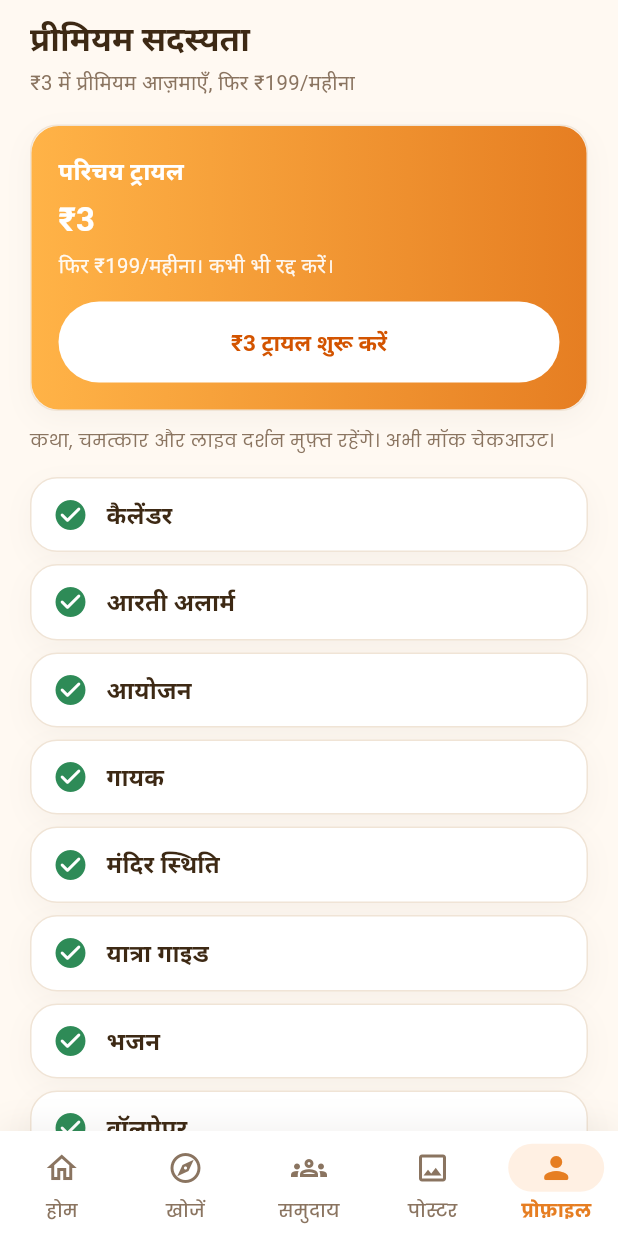
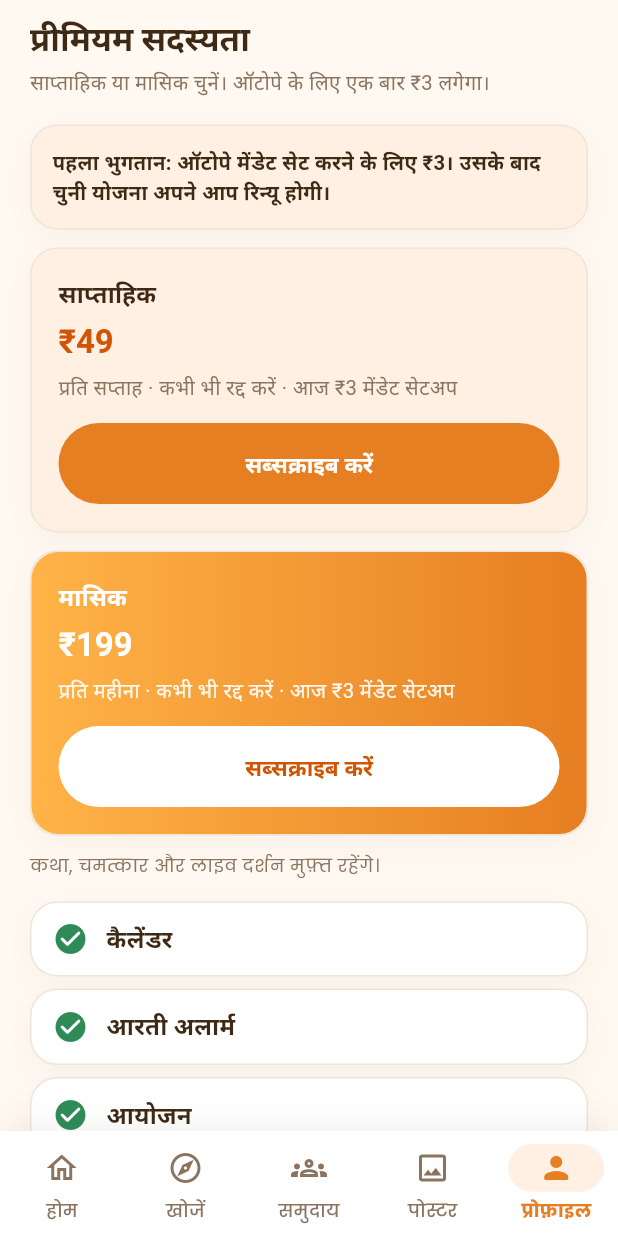
Before and after one commit to praveen-singh01/Khatushyam-superapp, a Flutter app: the screen it shows once a user with an empty profile is signed in, item 5 of the bottom bar chosen, on a phone screen of 412 x 824 dp. Run offline on Flutter 3.47's test engine with Material 3 defaults, Android fonts, the phone set to English and light mode, and no system bars; our stand-ins replace cached_network_image, dio, equatable, firebase_auth, firebase_core, firebase_messaging and 9 more; missing offline and left inert: google_mlkit_selfie_segmentation, razorpay_flutter; accounts and stored records are empty; network calls fail.

Commit message:
Show ₹49/₹199 plans; use ₹3 only as Razorpay mandate addon.
Co-authored-by: Cursor <cursoragent@cursor.com>

```diff
--- a/frontend/lib/core/l10n/app_hi.arb
+++ b/frontend/lib/core/l10n/app_hi.arb
@@ -34,7 +34,7 @@
   "liveDarshanWatchCta": "लाइव देखें",
   "paywallTitle": "प्रीमियम सदस्यता",
   "paywallSubtitle": "मासिक योजना से भक्ति सेवाएँ खोलें",
-  "paywallSubtitleTrial": "₹3 में प्रीमियम आज़माएँ, फिर ₹199/महीना",
+  "paywallSubtitleTrial": "साप्ताहिक या मासिक चुनें। ऑटोपे के लिए एक बार ₹3 लगेगा।",
   "paywallSubtitleReturn": "प्रीमियम के लिए साप्ताहिक या मासिक योजना चुनें",
   "paywallCta": "मासिक योजना शुरू करें",
   "paywallTrialTitle": "परिचय ट्रायल",
@@ -48,10 +48,17 @@
   },
   "paywallTrialCta": "₹3 ट्रायल शुरू करें",
   "paywallSubscribeCta": "सब्सक्राइब करें",
+  "paywallMandateNote": "पहला भुगतान: ऑटोपे मेंडेट सेट करने के लिए ₹3। उसके बाद चुनी योजना अपने आप रिन्यू होगी।",
+  "paywallMandateAddon": "आज ₹{amount} मेंडेट सेटअप",
+  "@paywallMandateAddon": {
+    "placeholders": {
+      "amount": { "type": "int" }
+    }
+  },
   "paywallPerWeek": "प्रति सप्ताह",
   "paywallPerMonth": "प्रति महीना",
   "paywallCancelAnytime": "कभी भी रद्द करें",
-  "paywallNote": "कथा, चमत्कार और लाइव दर्शन मुफ़्त रहेंगे। अभी मॉक चेकआउट।",
+  "paywallNote": "कथा, चमत्कार और लाइव दर्शन मुफ़्त रहेंगे।",
   "lockedTitle": "सदस्यता आवश्यक",
   "lockedMessage": "यह सुविधा मासिक सदस्यता से खुलती है।",
   "unlockCta": "योजना देखें",
--- a/frontend/lib/core/l10n/app_localizations.dart
+++ b/frontend/lib/core/l10n/app_localizations.dart
@@ -302,7 +302,7 @@ abstract class AppLocalizations {
   /// No description provided for @paywallSubtitleTrial.
   ///
   /// In hi, this message translates to:
-  /// **'₹3 में प्रीमियम आज़माएँ, फिर ₹199/महीना'**
+  /// **'साप्ताहिक या मासिक चुनें। ऑटोपे के लिए एक बार ₹3 लगेगा।'**
   String get paywallSubtitleTrial;
 
   /// No description provided for @paywallSubtitleReturn.
@@ -353,6 +353,18 @@ abstract class AppLocalizations {
   /// **'सब्सक्राइब करें'**
   String get paywallSubscribeCta;
 
+  /// No description provided for @paywallMandateNote.
+  ///
+  /// In hi, this message translates to:
+  /// **'पहला भुगतान: ऑटोपे मेंडेट सेट करने के लिए ₹3। उसके बाद चुनी योजना अपने आप रिन्यू होगी।'**
+  String get paywallMandateNote;
+
+  /// No description provided for @paywallMandateAddon.
+  ///
+  /// In hi, this message translates to:
+  /// **'आज ₹{amount} मेंडेट सेटअप'**
+  String paywallMandateAddon(int amount);
+
   /// No description provided for @paywallPerWeek.
   ///
   /// In hi, this message translates to:
@@ -374,7 +386,7 @@ abstract class AppLocalizations {
   /// No description provided for @paywallNote.
   ///
   /// In hi, this message translates to:
-  /// **'कथा, चमत्कार और लाइव दर्शन मुफ़्त रहेंगे। अभी मॉक चेकआउट।'**
+  /// **'कथा, चमत्कार और लाइव दर्शन मुफ़्त रहेंगे।'**
   String get paywallNote;
 
   /// No description provided for @lockedTitle.
--- a/frontend/lib/core/l10n/app_localizations_hi.dart
+++ b/frontend/lib/core/l10n/app_localizations_hi.dart
@@ -111,7 +111,7 @@ class AppLocalizationsHi extends AppLocalizations {
   String get paywallSubtitle => 'मासिक योजना से भक्ति सेवाएँ खोलें';
 
   @override
-  String get paywallSubtitleTrial => '₹3 में प्रीमियम आज़माएँ, फिर ₹199/महीना';
+  String get paywallSubtitleTrial => 'साप्ताहिक या मासिक चुनें। ऑटोपे के लिए एक बार ₹3 लगेगा।';
 
   @override
   String get paywallSubtitleReturn => 'प्रीमियम के लिए साप्ताहिक या मासिक योजना चुनें';
@@ -140,6 +140,14 @@ class AppLocalizationsHi extends AppLocalizations {
   String get paywallSubscribeCta => 'सब्सक्राइब करें';
 
   @override
+  String get paywallMandateNote => 'पहला भुगतान: ऑटोपे मेंडेट सेट करने के लिए ₹3। उसके बाद चुनी योजना अपने आप रिन्यू होगी।';
+
+  @override
+  String paywallMandateAddon(int amount) {
+    return 'आज ₹$amount मेंडेट सेटअप';
+  }
+
+  @override
   String get paywallPerWeek => 'प्रति सप्ताह';
 
   @override
@@ -149,7 +157,7 @@ class AppLocalizationsHi extends AppLocalizations {
   String get paywallCancelAnytime => 'कभी भी रद्द करें';
 
   @override
-  String get paywallNote => 'कथा, चमत्कार और लाइव दर्शन मुफ़्त रहेंगे। अभी मॉक चेकआउट।';
+  String get paywallNote => 'कथा, चमत्कार और लाइव दर्शन मुफ़्त रहेंगे।';
 
   @override
   String get lockedTitle => 'सदस्यता आवश्यक';
--- a/frontend/lib/features/subscription/domain/subscription_state.dart
+++ b/frontend/lib/features/subscription/domain/subscription_state.dart
@@ -2,7 +2,7 @@ import 'package:equatable/equatable.dart';
 
 import '../../../core/config/app_features.dart';
 
-enum SubscriptionPlanId { trialMonthly, weekly, monthly }
+enum SubscriptionPlanId { weekly, monthly }
 
 enum SubscriptionOfferPeriod { week, month }
 
@@ -11,48 +11,77 @@ class SubscriptionOffer extends Equatable {
     required this.id,
     required this.priceInr,
     required this.period,
-    this.trialPriceInr,
+    this.mandateAddonInr,
   });
 
   final SubscriptionPlanId id;
   final int priceInr;
   final SubscriptionOfferPeriod period;
-  final int? trialPriceInr;
+  /// ₹3 first-time Razorpay mandate setup (not the plan price).
+  final int? mandateAddonInr;
 
-  bool get isTrial => id == SubscriptionPlanId.trialMonthly;
+  bool get hasMandateAddon =>
+      mandateAddonInr != null && mandateAddonInr! > 0;
 
   factory SubscriptionOffer.fromJson(Map<String, dynamic> json) {
     final rawId = json['id'] as String? ?? 'monthly';
-    final id = switch (rawId) {
-      'trial_monthly' => SubscriptionPlanId.trialMonthly,
-      'weekly' => SubscriptionPlanId.weekly,
-      _ => SubscriptionPlanId.monthly,
-    };
-    final period = (json['period'] as String?) == 'week'
-        ? SubscriptionOfferPeriod.week
-        : SubscriptionOfferPeriod.month;
+    final id =
+        rawId == 'weekly'
+            ? SubscriptionPlanId.weekly
+            : SubscriptionPlanId.monthly;
+    final period =
+        (json['period'] as String?) == 'week'
+            ? SubscriptionOfferPeriod.week
+            : SubscriptionOfferPeriod.month;
+    final addon =
+        (json['mandateAddonInr'] as num?)?.toInt() ??
+        (json['trialPriceInr'] as num?)?.toInt();
     return SubscriptionOffer(
       id: id,
       priceInr: (json['priceInr'] as num?)?.toInt() ?? 199,
       period: period,
-      trialPriceInr: (json['trialPriceInr'] as num?)?.toInt(),
+      mandateAddonInr: addon,
     );
   }
 
   Map<String, dynamic> toJson() => {
-    'id': switch (id) {
-      SubscriptionPlanId.trialMonthly => 'trial_monthly',
-      SubscriptionPlanId.weekly => 'weekly',
-      SubscriptionPlanId.monthly => 'monthly',
-    },
+    'id': id == SubscriptionPlanId.weekly ? 'weekly' : 'monthly',
     'priceInr': priceInr,
     'period': period == SubscriptionOfferPeriod.week ? 'week' : 'month',
-    if (trialPriceInr != null) 'trialPriceInr': trialPriceInr,
+    if (mandateAddonInr != null) 'mandateAddonInr': mandateAddonInr,
   };
 
   @override
-  List<Object?> get props => [id, priceInr, period, trialPriceInr];
+  List<Object?> get props => [id, priceInr, period, mandateAddonInr];
 }
+
+const kDefaultOffersWithMandate = [
+  SubscriptionOffer(
+    id: SubscriptionPlanId.weekly,
+    priceInr: 49,
+    period: SubscriptionOfferPeriod.week,
+    mandateAddonInr: 3,
+  ),
+  SubscriptionOffer(
+    id: SubscriptionPlanId.monthly,
+    priceInr: 199,
+    period: SubscriptionOfferPeriod.month,
+    mandateAddonInr: 3,
+  ),
+];
+
+const kDefaultOffersReturning = [
+  SubscriptionOffer(
+    id: SubscriptionPlanId.weekly,
+    priceInr: 49,
+    period: SubscriptionOfferPeriod.week,
+  ),
+  SubscriptionOffer(
+    id: SubscriptionPlanId.monthly,
+    priceInr: 199,
+    period: SubscriptionOfferPeriod.month,
+  ),
+];
 
 /// Subscription / entitlement snapshot from the backend.
 class SubscriptionState extends Equatable {
@@ -75,14 +104,7 @@ class SubscriptionState extends Equatable {
         source: SubscriptionSource.none,
         trialUsed: false,
         trialEligible: true,
-        offers: const [
-          SubscriptionOffer(
-            id: SubscriptionPlanId.trialMonthly,
-            priceInr: 199,
-            period: SubscriptionOfferPeriod.month,
-            trialPriceInr: 3,
-          ),
-        ],
+        offers: kDefaultOffersWithMandate,
       );
 
   final bool isPremium;
@@ -93,7 +115,6 @@ class SubscriptionState extends Equatable {
   final bool trialEligible;
   final String? subscriptionStatus;
   final List<SubscriptionOffer> offers;
-  /// Present after `startCheckout` — used to open Razorpay Checkout.
   final String? checkoutSubscriptionId;
   final String? checkoutKeyId;
 
@@ -101,28 +122,7 @@ class SubscriptionState extends Equatable {
 
   List<SubscriptionOffer> get displayOffers {
     if (offers.isNotEmpty) return offers;
-    if (trialEligible) {
-      return const [
-        SubscriptionOffer(
-          id: SubscriptionPlanId.trialMonthly,
-          priceInr: 199,
-          period: SubscriptionOfferPeriod.month,
-          trialPriceInr: 3,
-        ),
-      ];
-    }
-    return const [
-      SubscriptionOffer(
-        id: SubscriptionPlanId.weekly,
-        priceInr: 49,
-        period: SubscriptionOfferPeriod.week,
-      ),
-      SubscriptionOffer(
-        id: SubscriptionPlanId.monthly,
-        priceInr: 199,
-        period: SubscriptionOfferPeriod.month,
-      ),
-    ];
+    return trialEligible ? kDefaultOffersWithMandate : kDefaultOffersReturning;
   }
 
   SubscriptionState copyWith({
@@ -158,8 +158,7 @@ class SubscriptionState extends Equatable {
 
   factory SubscriptionState.fromJson(Map<String, dynamic> json) {
     final trialUsed = json['trialUsed'] as bool? ?? false;
-    final trialEligible =
-        json['trialEligible'] as bool? ?? !trialUsed;
+    final trialEligible = json['trialEligible'] as bool? ?? !trialUsed;
     final rawOffers = json['offers'];
     final offers =
         rawOffers is List
--- a/frontend/lib/features/subscription/presentation/paywall_screen.dart
+++ b/frontend/lib/features/subscription/presentation/paywall_screen.dart
@@ -8,7 +8,6 @@ import '../../../core/widgets/soft_card.dart';
 import '../domain/subscription_state.dart';
 import 'razorpay_checkout.dart';
 import 'subscription_providers.dart';
-
 
 class PaywallScreen extends ConsumerWidget {
   const PaywallScreen({super.key});
@@ -51,24 +50,20 @@ class PaywallScreen extends ConsumerWidget {
 
     final asyncState = ref.read(subscriptionControllerProvider);
     if (asyncState.hasError || prepared == null) {
-      ScaffoldMessenger.of(context).showSnackBar(
-        SnackBar(content: Text(l10n.errorGeneric)),
-      );
+      ScaffoldMessenger.of(
+        context,
+      ).showSnackBar(SnackBar(content: Text(l10n.errorGeneric)));
       await ref.read(subscriptionControllerProvider.notifier).refresh();
       return;
     }
 
     final subId = prepared.checkoutSubscriptionId;
     final keyId = prepared.checkoutKeyId;
-    if (subId == null ||
-        subId.isEmpty ||
-        keyId == null ||
-        keyId.isEmpty) {
-      // Fake/local checkout already granted premium.
+    if (subId == null || subId.isEmpty || keyId == null || keyId.isEmpty) {
       if (prepared.isPremium) return;
-      ScaffoldMessenger.of(context).showSnackBar(
-        SnackBar(content: Text(l10n.errorGeneric)),
-      );
+      ScaffoldMessenger.of(
+        context,
+      ).showSnackBar(SnackBar(content: Text(l10n.errorGeneric)));
       return;
     }
 
@@ -77,9 +72,7 @@ class PaywallScreen extends ConsumerWidget {
       subscriptionId: subId,
       name: l10n.paywallTitle,
       description:
-          plan == SubscriptionPlanId.trialMonthly
-              ? l10n.paywallTrialTitle
-              : plan == SubscriptionPlanId.weekly
+          plan == SubscriptionPlanId.weekly
               ? l10n.paywallWeeklyTitle
               : l10n.paywallMonthlyTitle,
     );
@@ -89,11 +82,7 @@ class PaywallScreen extends ConsumerWidget {
     if (!context.mounted) return;
 
     ScaffoldMessenger.of(context).showSnackBar(
-      SnackBar(
-        content: Text(
-          paid ? l10n.premiumActive : l10n.errorGeneric,
-        ),
-      ),
+      SnackBar(content: Text(paid ? l10n.premiumActive : l10n.errorGeneric)),
     );
   }
 
@@ -104,7 +93,8 @@ class PaywallScreen extends ConsumerWidget {
     final state = subscription.asData?.value;
     final isPremium = state?.isPremium ?? false;
     final loading = subscription.isLoading;
-    final offers = state?.displayOffers ?? const SubscriptionState.free().displayOffers;
+    final offers =
+        state?.displayOffers ?? const SubscriptionState.free().displayOffers;
     final trialEligible = state?.trialEligible ?? true;
 
     return SafeArea(
@@ -162,25 +152,32 @@ class PaywallScreen extends ConsumerWidget {
                 ),
               )
             else ...[
+              if (trialEligible) ...[
+                SoftCard(
+                  color: AppColors.orangeSoft,
+                  padding: const EdgeInsets.all(14),
+                  child: Text(
+                    l10n.paywallMandateNote,
+                    style: Theme.of(context).textTheme.bodyMedium?.copyWith(
+                      color: AppColors.ink,
+                      fontWeight: FontWeight.w600,
+                    ),
+                  ),
+                ),
+                const SizedBox(height: 12),
+              ],
               ...offers.map((offer) {
-                final isTrial = offer.isTrial;
+                final highlighted = offer.id == SubscriptionPlanId.monthly;
                 final title =
-                    isTrial
-                        ? l10n.paywallTrialTitle
-                        : offer.period == SubscriptionOfferPeriod.week
+                    offer.period == SubscriptionOfferPeriod.week
                         ? l10n.paywallWeeklyTitle
                         : l10n.paywallMonthlyTitle;
-                final priceText =
-                    isTrial
-                        ? '₹${offer.trialPriceInr ?? 3}'
-                        : '₹${offer.priceInr}';
-                final detail =
-                    isTrial
-                        ? l10n.paywallTrialDetail(offer.priceInr)
-                        : '${_periodLabel(l10n, offer.period)} · ${l10n.paywallCancelAnytime}';
-
-                final highlighted =
-                    isTrial || offer.id == SubscriptionPlanId.monthly;
+                final detail = [
+                  _periodLabel(l10n, offer.period),
+                  l10n.paywallCancelAnytime,
+                  if (offer.hasMandateAddon)
+                    l10n.paywallMandateAddon(offer.mandateAddonInr!),
+                ].join(' · ');
 
                 return Padding(
                   padding: const EdgeInsets.only(bottom: 12),
@@ -189,7 +186,9 @@ class PaywallScreen extends ConsumerWidget {
                     child: SoftCard(
                       padding: EdgeInsets.zero,
                       color:
-                          highlighted ? Colors.transparent : AppColors.orangeSoft,
+                          highlighted
+                              ? Colors.transparent
+                              : AppColors.orangeSoft,
                       onTap:
                           loading
                               ? null
@@ -224,7 +223,7 @@ class PaywallScreen extends ConsumerWidget {
                             ),
                             const SizedBox(height: 6),
                             Text(
-                              priceText,
+                              '₹${offer.priceInr}',
                               style: Theme.of(
                                 context,
                               ).textTheme.headlineMedium?.copyWith(
@@ -274,11 +273,7 @@ class PaywallScreen extends ConsumerWidget {
                                             strokeWidth: 2,
                                           ),
                                         )
-                                        : Text(
-                                          isTrial
-                                              ? l10n.paywallTrialCta
-                                              : l10n.paywallSubscribeCta,
-                                        ),
+                                        : Text(l10n.paywallSubscribeCta),
                               ),
                             ),
                           ],
@@ -290,9 +285,9 @@ class PaywallScreen extends ConsumerWidget {
               }),
               Text(
                 l10n.paywallNote,
-                style: Theme.of(context).textTheme.bodySmall?.copyWith(
-                  color: AppColors.inkMuted,
-                ),
+                style: Theme.of(
+                  context,
+                ).textTheme.bodySmall?.copyWith(color: AppColors.inkMuted),
               ),
             ],
             const SizedBox(height: 16),
```
Also changed, not shown: frontend/lib/core/l10n/app_en.arb (+9 -2 lines), frontend/lib/core/l10n/app_localizations_en.dart (+10 -2 lines), frontend/lib/core/network/api_client.dart (+2 -5 lines), frontend/lib/features/subscription/data/subscription_repository.dart (+6 -49 lines), 7 other files.
